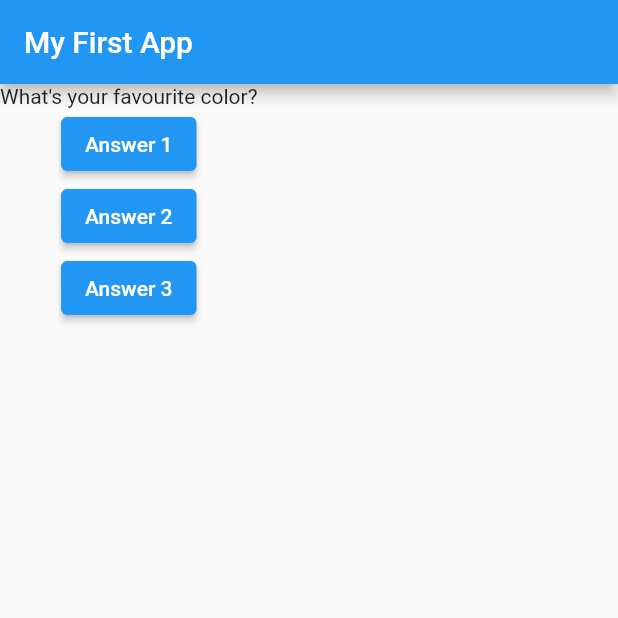
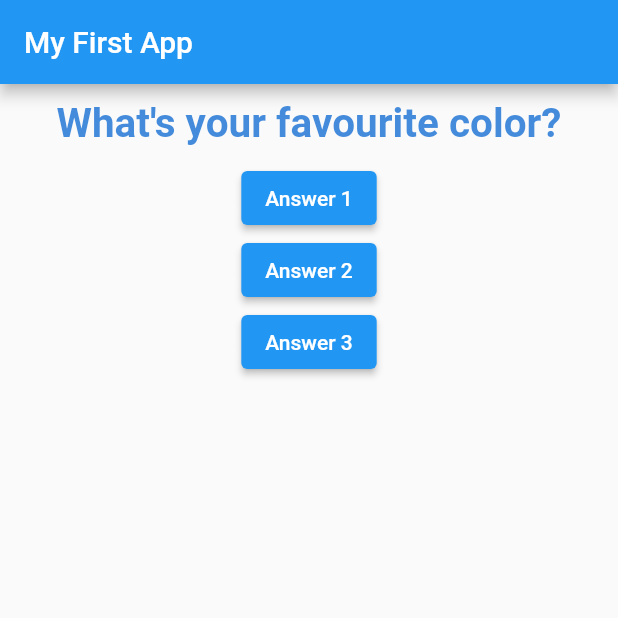
Before and after one commit to akjha96/Flutter_personalisation_quiz, a Flutter app: the screen it shows after launch, on a phone screen of 412 x 824 dp, the top half of it. Run offline on Flutter 3.47's test engine with Material 2 defaults, Android fonts, the phone set to English and light mode, and no system bars.

Commit message:
Added styling to question widget

```diff
--- a/lib/main.dart
+++ b/lib/main.dart
@@ -45,7 +45,7 @@ class _MyAppState extends State<MyApp> {
         body: Column(
           children: <Widget>[
             Question(
-              questions[_questionIndex],
+              questionText: questions[_questionIndex],
             ),
             ElevatedButton(
               onPressed: () => answerQuestion(),
--- a/lib/question.dart
+++ b/lib/question.dart
@@ -1,13 +1,39 @@
 import 'package:flutter/material.dart';
+import 'dart:ui' as ui;
 
 class Question extends StatelessWidget {
-  // const Question({Key? key}) : super(key: key);
-
-  String questionText;
-  Question(this.questionText);
+  final String questionText;
+  const Question({
+    Key? key,
+    required this.questionText,
+  }) : super(key: key);
 
   @override
   Widget build(BuildContext context) {
-    return Text(questionText);
+    return Container(
+      width: double.infinity,
+      margin: EdgeInsets.all(10),
+      child: Text(
+        questionText,
+        style: const TextStyle(
+          color: Color.fromARGB(204, 23, 111, 212),
+          fontSize: 27,
+          fontWeight: FontWeight.bold,
+          // shadows: <Shadow>[
+          //   Shadow(
+          //     offset: Offset(0.0, 0.0),
+          //     blurRadius: 2.0,
+          //     color: Color.fromARGB(26, 21, 41, 4),
+          //   ),
+          //   Shadow(
+          //     offset: Offset(0.0, 0.0),
+          //     blurRadius: 4.0,
+          //     color: Color.fromARGB(50, 44, 24, 92),
+          //   ),
+          // ],
+        ),
+        textAlign: TextAlign.center,
+      ),
+    );
   }
 }
```
